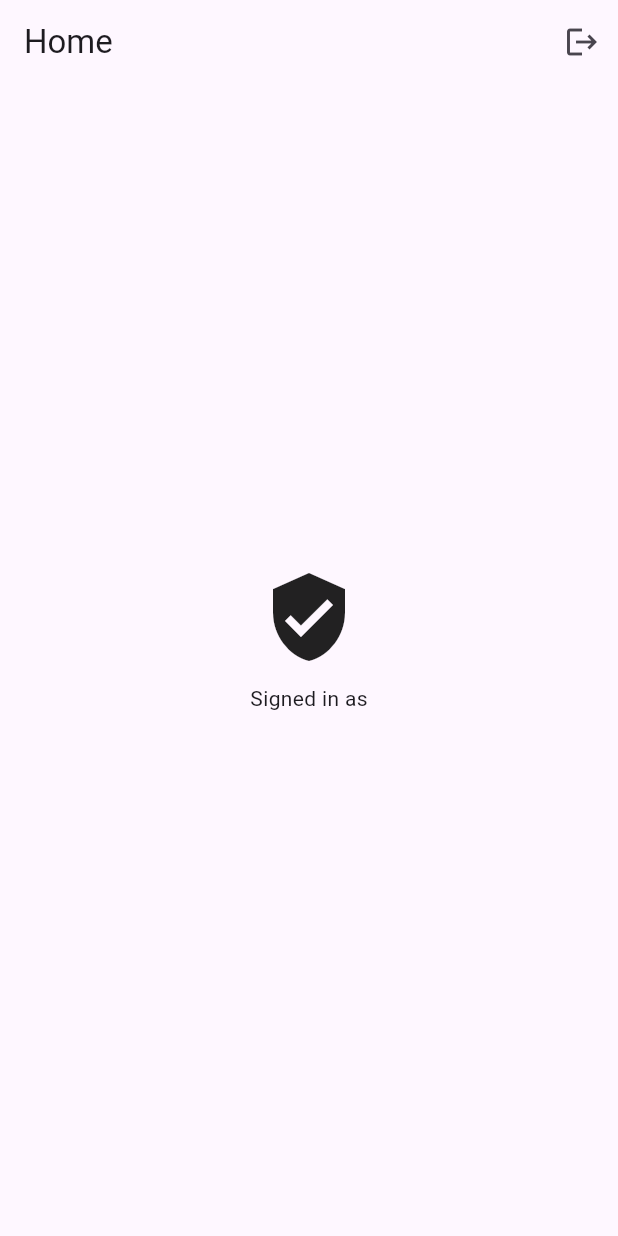
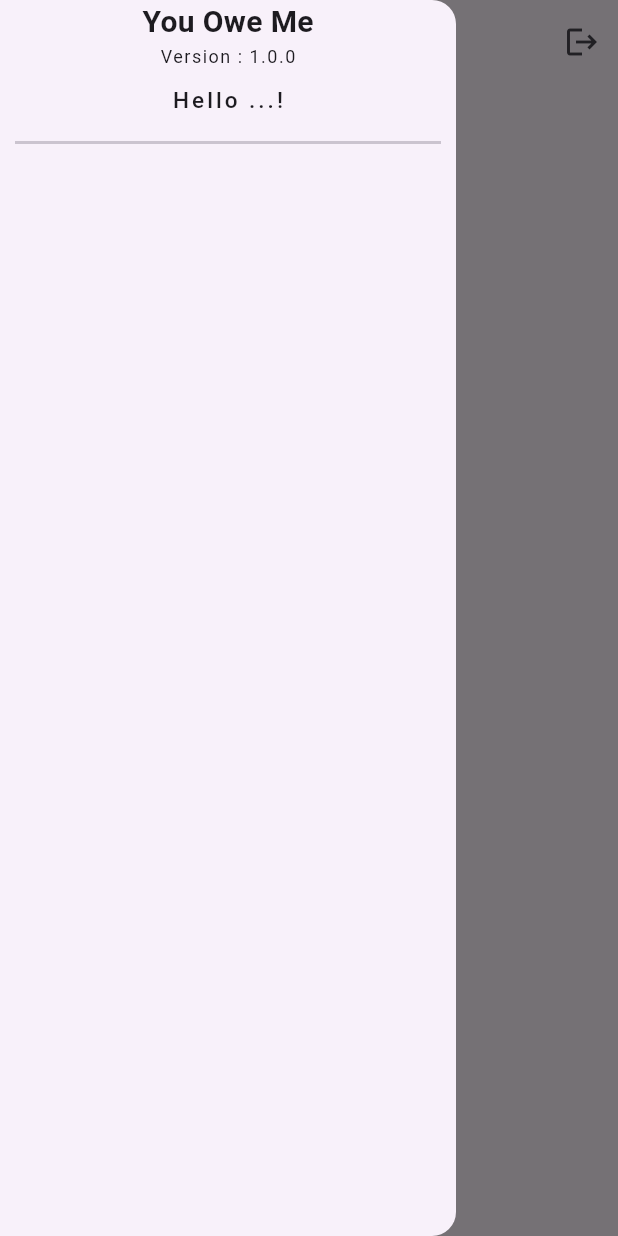
Before and after one commit to LostManJohnny/you-owe-me-mobile, a Flutter app: the screen it shows once a user with an empty profile is signed in, with the side drawer open (before the commit the screen has no drawer), on a phone screen of 412 x 824 dp. Run offline on Flutter 3.47's test engine with Material 3 defaults, Android fonts, the phone set to English and light mode, and no system bars; our stand-ins replace equatable, firebase_auth, firebase_core, flutter_bloc, flutter_dotenv, freezed_annotation and 5 more; accounts and stored records are empty; Roboto replaces fonts that are missing (Fira Sans).

Commit message:
Fetching user profile from backend and able to create new ones. Improved some event handling and cleanup.

```diff
--- a/lib/app_config.dart
+++ b/lib/app_config.dart
@@ -1,12 +1,25 @@
+import 'package:flutter_dotenv/flutter_dotenv.dart';
+import 'package:package_info_plus/package_info_plus.dart';
+
 class AppConfig {
   final String? env;
+  final String appName = 'You Owe Me';
 
-  // 👇 make this public instead of private
   AppConfig(this.env);
 
+  static load() async {
+    // Load .env (so ENV is available)
+    await dotenv.load(fileName: '.env', isOptional: false);
+    return AppConfig(dotenv.env['ENV']);
+  }
+
   bool isDev() => env == null || env!.toLowerCase() == 'dev';
+
   bool isTest() => env?.toLowerCase() == 'test';
+
   bool isLive() => env?.toLowerCase() == 'live';
+
+  Future<PackageInfo> get packageInfo => PackageInfo.fromPlatform();
 
   String endpointUrl() {
     var url = 'http://127.0.0.1:8000';
--- a/lib/bloc/auth/auth_state.dart
+++ b/lib/bloc/auth/auth_state.dart
@@ -1,4 +1,5 @@
 import 'package:equatable/equatable.dart';
+import 'package:you_owe_us/domain/auth/user_profile.dart';
 
 enum AuthFormMode { signIn, signUp }
 
@@ -15,6 +16,7 @@ class AuthState extends Equatable {
   final AuthFormMode mode;
   final String? errorMessage;
   final Object? user;
+  final UserProfile? userProfile;
 
   const AuthState({
     this.status = AuthStatus.unknown,
@@ -27,6 +29,7 @@ class AuthState extends Equatable {
     this.mode = AuthFormMode.signIn,
     this.errorMessage,
     this.user,
+    this.userProfile,
   });
 
   bool get canSubmit =>
@@ -44,27 +47,43 @@ class AuthState extends Equatable {
     String? password,
     String? firstName,
     String? lastName,
-    String? userName,
+    String? username,
     String? phone,
-    String? username,
     AuthFormMode? mode,
     String? errorMessage,
     Object? user,
+    UserProfile? userProfile,
   }) {
     return AuthState(
       status: status ?? this.status,
       email: email ?? this.email,
       password: password ?? this.password,
+      firstName: firstName ?? this.firstName,
+      lastName: lastName ?? this.lastName,
+      username: username ?? this.username,
+      phone: phone ?? this.phone,
       mode: mode ?? this.mode,
       errorMessage: errorMessage,
       user: user ?? this.user,
+      userProfile: userProfile ?? this.userProfile,
     );
   }
 
   factory AuthState.unauthenticated() => const AuthState(status: AuthStatus.unauthenticated);
 
-  factory AuthState.authenticated(Object user) => AuthState(status: AuthStatus.authenticated, user: user);
+  factory AuthState.authenticated(Object? user) => AuthState(status: AuthStatus.authenticated, user: user);
 
   @override
-  List<Object?> get props => [status, email, password, mode, errorMessage, user];
+  List<Object?> get props => [
+        status,
+        email,
+        password,
+        firstName,
+        lastName,
+        phone,
+        username,
+        mode,
+        errorMessage,
+        user,
+      ];
 }
--- a/lib/domain/auth/user_profile.dart
+++ b/lib/domain/auth/user_profile.dart
@@ -7,6 +7,9 @@ part 'user_profile.g.dart';
 @freezed
 abstract class UserProfile with _$UserProfile {
   const factory UserProfile({
+    @JsonKey(name: 'id') String? id,
+    @JsonKey(name: 'url_safe_key') String? urlSafeKey,
+    @Default(0) @JsonKey(name: 'version') int version,
     @JsonKey(name: 'first_name') required String firstName,
     @JsonKey(name: 'last_name') required String lastName,
     @JsonKey(name: 'email') required String email,
--- a/lib/main.dart
+++ b/lib/main.dart
@@ -1,28 +1,21 @@
 import 'package:flutter/material.dart';
 import 'package:flutter_bloc/flutter_bloc.dart';
 import 'package:firebase_core/firebase_core.dart';
-import 'package:flutter_dotenv/flutter_dotenv.dart';
 
 import 'bloc/auth/auth_bloc.dart';
 import 'firebase_options.dart';
 import 'app_config.dart';
 import 'di.dart';
-import 'navigation/app_router.dart'; // <-- get_it setup
+import 'navigation/app_router.dart';
 
 Future<void> main() async {
   WidgetsFlutterBinding.ensureInitialized();
-
-  // Load .env (so ENV is available)
-  await dotenv.load(fileName: '.env', isOptional: false);
+  final config = await AppConfig.load();
 
   await Firebase.initializeApp(
     options: DefaultFirebaseOptions.currentPlatform,
   );
 
-  // Build config from ENV
-  final config = AppConfig(dotenv.env['ENV']);
-
-  // Register everything in get_it
   await setupDI(config);
 
   runApp(const MyApp());
@@ -37,7 +30,7 @@ class MyApp extends StatelessWidget {
       // resolve bloc from get_it
       create: (_) => c<AuthBloc>(),
       child: MaterialApp.router(
-        title: 'Firebase BLoC Auth',
+        title: 'We Owe You',
         theme: ThemeData(
           colorScheme: ColorScheme.fromSeed(seedColor: Colors.deepPurple),
           useMaterial3: true,
--- a/lib/navigation/app_router.dart
+++ b/lib/navigation/app_router.dart
@@ -56,7 +56,7 @@ class AppRouter {
       GoRoute(
         name: 'home',
         path: '/home',
-        builder: (context, state) => HomePage(bloc: context.read<AuthBloc>()),
+        builder: (context, state) => HomePage(),
       ),
     ],
   );
--- /dev/null
+++ b/lib/navigation/common_scaffold.dart
@@ -0,0 +1,43 @@
+import 'package:flutter/material.dart';
+import '../style/theme/theme_text_styles.dart';
+import 'drawer.dart';
+
+class CommonScaffold extends StatelessWidget {
+  final String title;
+  final bool? showDrawer;
+  final Widget body;
+  final List<Widget>? actions;
+  final Widget? floatingActionButton;
+  final Widget? leading;
+  final Widget? bottomNavigationBar;
+
+  const CommonScaffold({
+    super.key,
+    required this.title,
+    required this.body,
+    this.showDrawer = true,
+    this.actions,
+    this.floatingActionButton,
+    this.leading,
+    this.bottomNavigationBar,
+  });
+
+  @override
+  Widget build(BuildContext context) {
+    return Scaffold(
+      appBar: AppBar(
+        title: Text(
+          title,
+          style: TextStyleTheme.screenTitle,
+        ),
+        actions: actions,
+        leading: leading,
+      ),
+      drawer: showDrawer! ? DrawerView() : null,
+      body: body,
+      floatingActionButton: floatingActionButton,
+      floatingActionButtonLocation: floatingActionButton != null ? FloatingActionButtonLocation.centerFloat : null,
+      bottomNavigationBar: bottomNavigationBar,
+    );
+  }
+}
--- /dev/null
+++ b/lib/navigation/drawer.dart
@@ -0,0 +1,68 @@
+import 'package:flutter/material.dart';
+import 'package:flutter_bloc/flutter_bloc.dart';
+import 'package:you_owe_us/bloc/auth/auth_bloc.dart';
+import 'package:you_owe_us/domain/auth/user_profile.dart';
+import 'package:you_owe_us/style/theme/theme_text_styles.dart';
+
+import '../../app_config.dart';
+import '../di.dart';
+
+class DrawerView extends StatefulWidget {
+  const DrawerView({super.key});
+
+  @override
+  DrawerViewState createState() => DrawerViewState();
+}
+
+class DrawerViewState extends State<DrawerView> {
+  final appConfig = c<AppConfig>();
+  String? _version;
+
+  @override
+  void initState() {
+    super.initState();
+    _initPackageInfo();
+  }
+
+  Future<void> _initPackageInfo() async {
+    final packageInfo = await appConfig.packageInfo;
+    if (!mounted) return;
+    setState(() => _version = packageInfo.version);
+  }
+
+  @override
+  Widget build(BuildContext context) {
+    final profile = context.select<AuthBloc, UserProfile?>((b) => b.state.userProfile);
+
+    return Drawer(
+      child: ListView(
+        children: [
+          Center(
+            child: Text(
+              appConfig.appName,
+              style: const TextStyle(
+                fontSize: 20,
+                fontFamily: 'Fira Sans',
+                fontWeight: FontWeight.bold,
+              ),
+            ),
+          ),
+          Center(
+            child: Text('Version : ${_version ?? "..."}',
+                style: TextStyleTheme.drawerVersion),
+          ),
+          Padding(
+            padding: const EdgeInsets.only(top: 10, bottom: 10),
+            child: Center(
+              child: Text(
+                'Hello ${profile?.username ?? "..."}!',
+                style: TextStyleTheme.drawerWelcome,
+              ),
+            ),
+          ),
+          const Divider(indent: 10, endIndent: 10, thickness: 2),
+        ],
+      ),
+    );
+  }
+}
--- a/lib/services/auth_service.dart
+++ b/lib/services/auth_service.dart
@@ -11,7 +11,7 @@ class AuthService {
 
   Stream<User?> authStateChanges() => _auth.authStateChanges();
 
-  Future<UserProfile> signIn({
+  Future<UserProfile?> signIn({
     required String email,
     required String password,
   }) async {
@@ -32,7 +32,9 @@ class AuthService {
       email: email,
       password: password,
     );
-    return userProfile.copyWith(authKey: creds.user?.uid);
+    userProfile = userProfile.copyWith(authKey: creds.user?.uid);
+    userProfileService.saveUserProfile(userProfile);
+    return userProfile;
   }
 
   Future<void> sendPasswordResetEmail({required String email}) => _auth.sendPasswordResetEmail(email: email);
--- a/lib/services/base_service.dart
+++ b/lib/services/base_service.dart
@@ -2,6 +2,7 @@ import 'package:you_owe_us/services/base_web_service.dart';
 
 import '../di.dart';
 
-class BaseService{
-  BaseWebService webService = c<BaseWebService>();
+class BaseService {
+  BaseService([BaseWebService? web]) : webService = web ?? c<BaseWebService>();
+  late final BaseWebService webService;
 }
--- /dev/null
+++ b/lib/style/theme/theme_text_styles.dart
@@ -0,0 +1,13 @@
+import 'package:flutter/material.dart';
+
+class TextStyleTheme {
+  static TextStyle get screenTitle =>
+      const TextStyle(fontWeight: FontWeight.bold, letterSpacing: 2, fontSize: 25);
+
+  static TextStyle get drawerWelcome =>
+      const TextStyle(letterSpacing: 2, fontSize: 15, fontWeight: FontWeight.w500);
+
+  static TextStyle get drawerVersion =>
+      const TextStyle(letterSpacing: 1, fontSize: 12);
+
+}
--- a/lib/ui/home_page.dart
+++ b/lib/ui/home_page.dart
@@ -1,27 +1,25 @@
 import 'package:flutter/material.dart';
-import 'package:firebase_auth/firebase_auth.dart';
+import 'package:flutter_bloc/flutter_bloc.dart';
+import 'package:you_owe_us/navigation/common_scaffold.dart';
 import '../bloc/auth/auth_bloc.dart';
 import '../bloc/auth/auth_event.dart';
 
 class HomePage extends StatelessWidget {
-  const HomePage({super.key, required this.bloc});
-
-  final AuthBloc bloc;
+  const HomePage({super.key});
 
   @override
   Widget build(BuildContext context) {
-    final user = FirebaseAuth.instance.currentUser;
-    return Scaffold(
-      appBar: AppBar(
-        title: const Text('Home'),
+    final email = context.select<AuthBloc, String?>((b) => b.state.userProfile?.email);
+
+    return CommonScaffold(
+      title: 'Home',
       actions: [
         IconButton(
           tooltip: 'Sign out',
           icon: const Icon(Icons.logout),
-            onPressed: () => bloc.add(AuthEvent.signOutRequested()),
+          onPressed: () => context.read<AuthBloc>().add(const AuthEvent.signOutRequested()),
         ),
       ],
-      ),
       body: Center(
         child: Column(
           mainAxisSize: MainAxisSize.min,
@@ -30,7 +28,7 @@ class HomePage extends StatelessWidget {
             const SizedBox(height: 12),
             const Text('Signed in as'),
             const SizedBox(height: 4),
-            Text(user?.email ?? '(no email)'),
+            Text(email ?? '(no email)'),
           ],
         ),
       ),
--- a/pubspec.yaml
+++ b/pubspec.yaml
@@ -48,6 +48,7 @@ dependencies:
   json_annotation: ^4.9.0
   retry: ^3.1.2
   http: ^1.5.0
+  package_info_plus: ^8.3.1
 
 dev_dependencies:
   flutter_test:
```
Also changed, not shown: lib/bloc/auth/auth_bloc.dart (+2 -6 lines), lib/di.dart (+22 -14 lines), lib/services/base_web_service.dart (+16 -23 lines), lib/services/user_profile_service.dart (+11 -6 lines), lib/domain/auth/user_profile.freezed.dart, lib/domain/auth/user_profile.g.dart, lib/style/theme/theme_assets.dart (added), lib/style/theme/theme_colors.dart (added). Lines whose indentation alone changed are shown as unchanged.
